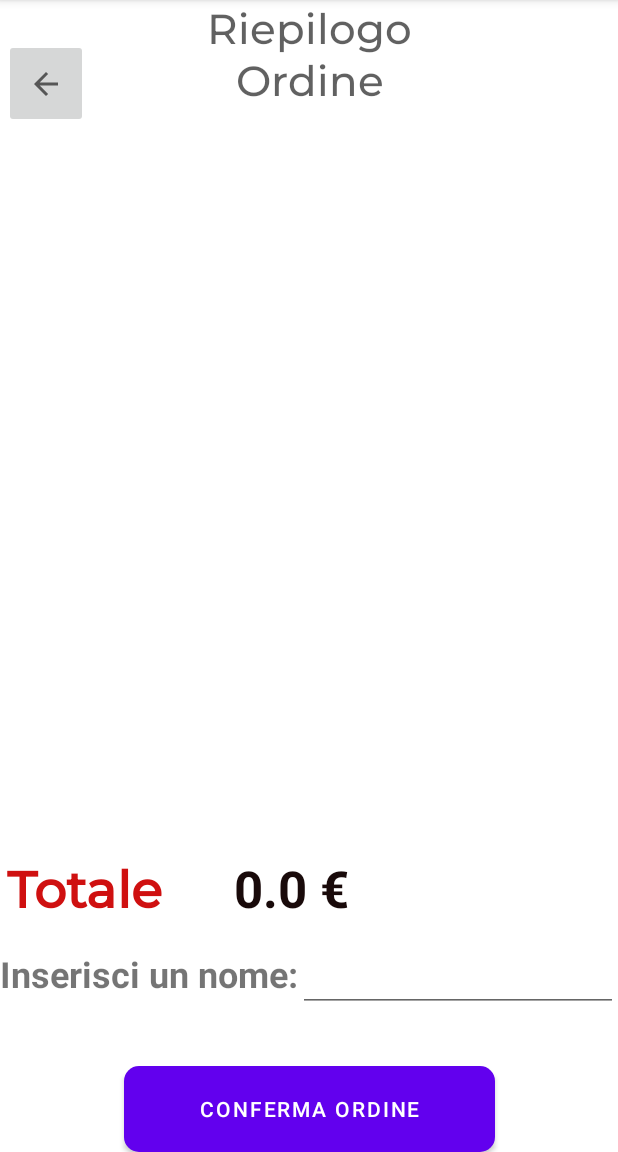
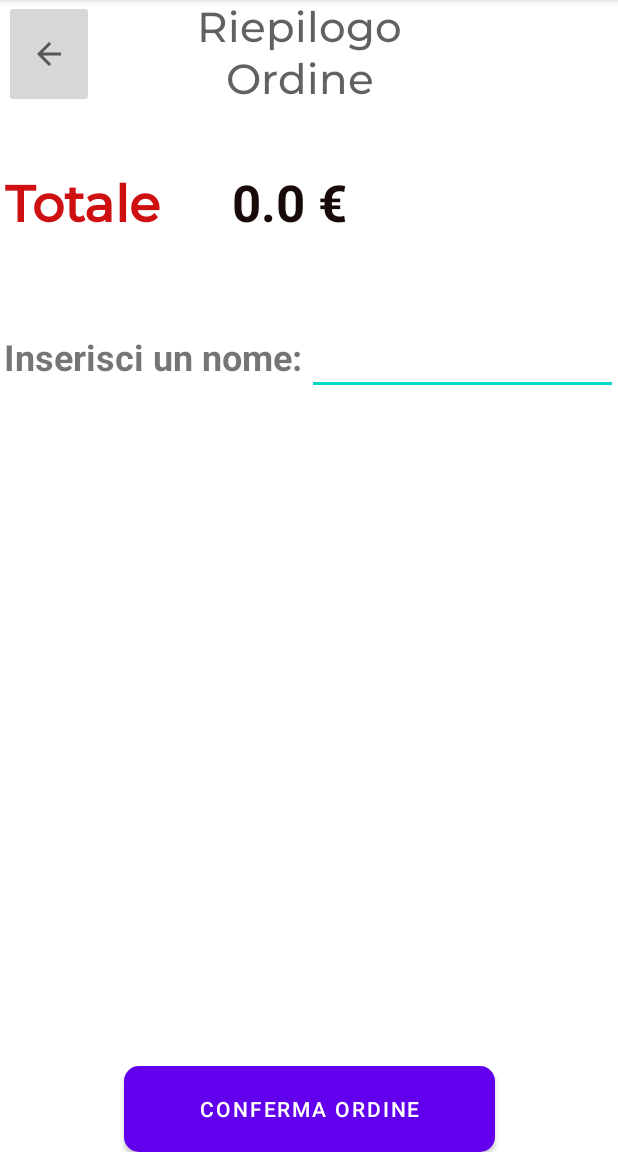
Before and after one commit to kanoch/3Stelle-Beach, an Android app: the DrinkCheckout screen opened directly, with no data from a screen before it, on a phone screen of 412 x 824 dp, the part 84-1236 px from its top. Run offline under Robolectric (Android 15) with nearby library versions, the phone set to English and light mode, and no system bars; our stand-ins replace Firebase (no records; nobody signed in at launch, a user with empty details on screens opened directly).

Commit message:
fixed drink checkout layout

```diff
--- a/app/src/main/AndroidManifest.xml
+++ b/app/src/main/AndroidManifest.xml
@@ -35,7 +35,8 @@
         <activity android:name=".ui.UmbrellaSelectionMap" android:screenOrientation="portrait"/>
         <activity android:name=".ui.UmbrellaCartSummary" android:screenOrientation="portrait"/>
         <activity android:name=".ui.Drinks.DrinkSelectionWindow" android:screenOrientation="portrait"/>
-        <activity android:name=".ui.Drinks.DrinkCheckout" android:screenOrientation="portrait"/>
+        <activity android:name=".ui.Drinks.DrinkCheckout" android:screenOrientation="portrait"
+            />
         <activity android:name=".ui.Menu.MenuWindow" android:screenOrientation="portrait"/>
         <activity android:name=".ui.login.LoginActivity" android:screenOrientation="portrait"/>
         <activity android:name=".ui.login.SignUp" android:screenOrientation="portrait"/>
--- a/app/src/main/java/com/example/app3stelle/MainActivity.java
+++ b/app/src/main/java/com/example/app3stelle/MainActivity.java
@@ -2,12 +2,8 @@ package com.example.app3stelle;
 
 
 import android.Manifest;
-import android.app.NotificationChannel;
-import android.app.NotificationManager;
 import android.content.pm.PackageManager;
-import android.os.Build;
 import android.os.Bundle;
-import android.util.Log;
 import android.view.Menu;
 
 import com.example.app3stelle.ui.MyApp;
@@ -38,7 +34,6 @@ public class MainActivity extends AppCompatActivity {
     private AppBarConfiguration mAppBarConfiguration;
     private ActivityMainBinding binding;
     private MySharedData sharedData = MySharedData.getInstance();
-    public static final String CHANNEL_ID = "ORDER_UPDATE_CHANNEL";
     private static final int REQUEST_NOTIFICATION_PERMISSION = 1;
     @Override
     protected void onCreate(Bundle savedInstanceState) {
@@ -103,7 +98,6 @@ public class MainActivity extends AppCompatActivity {
 
             }
         });
-        //createNotificationChannel();
 
     }
 
--- a/app/src/main/java/com/example/app3stelle/ui/Drinks/DrinkCheckout.java
+++ b/app/src/main/java/com/example/app3stelle/ui/Drinks/DrinkCheckout.java
@@ -1,8 +1,13 @@
 package com.example.app3stelle.ui.Drinks;
 
+import android.app.Activity;
 import android.app.AlertDialog;
 import android.content.Intent;
 import android.os.Bundle;
+import android.view.KeyEvent;
+import android.view.View;
+import android.view.inputmethod.EditorInfo;
+import android.view.inputmethod.InputMethodManager;
 import android.widget.Button;
 import android.widget.EditText;
 import android.widget.ImageButton;
@@ -46,7 +51,26 @@ public class DrinkCheckout extends AppCompatActivity {
         });
 
         buttonCheckout.setOnClickListener(v -> showConfirmationDialog());
+
+        editTextNumberDelivery.setOnEditorActionListener(new TextView.OnEditorActionListener() {
+            @Override
+            public boolean onEditorAction(TextView v, int actionId, KeyEvent event) {
+                if (actionId == EditorInfo.IME_ACTION_DONE || actionId == EditorInfo.IME_ACTION_NEXT) {
+                    hideKeyboard(v);
+                    return true;
+                }
+                return false;
+            }
+        });
     }
+
+    public void hideKeyboard(View view) {
+        InputMethodManager imm = (InputMethodManager) getSystemService(Activity.INPUT_METHOD_SERVICE);
+        if (imm != null) {
+            imm.hideSoftInputFromWindow(view.getWindowToken(), 0);
+        }
+    }
+
 
     private void showConfirmationDialog() {
         AlertDialog.Builder builder = new AlertDialog.Builder(this);
--- a/app/src/main/java/com/example/app3stelle/ui/NotificationHelper.java
+++ b/app/src/main/java/com/example/app3stelle/ui/NotificationHelper.java
@@ -7,7 +7,6 @@ import android.content.Context;
 import android.content.pm.PackageManager;
 import android.os.Build;
 
-import androidx.annotation.NonNull;
 import androidx.core.app.ActivityCompat;
 import androidx.core.app.NotificationCompat;
 import androidx.core.app.NotificationManagerCompat;
@@ -37,7 +36,7 @@ public class NotificationHelper {
                 .setSmallIcon(R.drawable.americano)
                 .setContentTitle(title)
                 .setContentText(message)
-                .setPriority(NotificationCompat.PRIORITY_DEFAULT)
+                .setPriority(NotificationCompat.PRIORITY_HIGH)
                 .setAutoCancel(true);
 
         NotificationManagerCompat notificationManager = NotificationManagerCompat.from(context);
--- a/app/src/main/java/com/example/app3stelle/ui/history/HistoryFragment.java
+++ b/app/src/main/java/com/example/app3stelle/ui/history/HistoryFragment.java
@@ -43,7 +43,7 @@ public class HistoryFragment extends Fragment {
         ArrayList<RowElement> drinksList= new ArrayList<>();
         String idUser = sharedData.getUserId();
         DatabaseReference drinkRef = FirebaseDatabase.getInstance().getReference().child("Ordini Drink");
-       /* drinkRef.orderByChild("userId").equalTo(idUser).addListenerForSingleValueEvent(new ValueEventListener() {
+        drinkRef.orderByChild("userId").equalTo(idUser).addListenerForSingleValueEvent(new ValueEventListener() {
             @Override
             public void onDataChange(DataSnapshot dataSnapshot) {
                 for (DataSnapshot snapshot : dataSnapshot.getChildren()) {
@@ -63,7 +63,7 @@ public class HistoryFragment extends Fragment {
             public void onCancelled(DatabaseError databaseError) {
                 //Log.e("Firebase", "Errore durante il recupero dei dati: " + databaseError.getMessage());
             }
-        });*/
+        });
 
         ArrayList<RowElement> umbrellaList= new ArrayList<>();
         DatabaseReference umbrellaRef = FirebaseDatabase.getInstance().getReference().child("Prenotazioni Lettini");
--- a/app/src/main/res/layout/drink_checkout_layout.xml
+++ b/app/src/main/res/layout/drink_checkout_layout.xml
@@ -2,59 +2,45 @@
 <androidx.constraintlayout.widget.ConstraintLayout xmlns:android="http://schemas.android.com/apk/res/android"
     xmlns:app="http://schemas.android.com/apk/res-auto"
     xmlns:tools="http://schemas.android.com/tools"
-    android:layout_width="match_parent"
+    android:layout_width="fill_parent"
     android:layout_height="match_parent">
 
     <ImageButton
         android:id="@+id/btnPreviousPage"
-        android:layout_width="56dp"
-        android:layout_height="59dp"
-        app:layout_constraintBottom_toTopOf="@+id/recyclerViewOrder"
+        android:layout_width="60dp"
+        android:layout_height="72dp"
         app:layout_constraintEnd_toStartOf="@+id/textView6"
-        app:layout_constraintHorizontal_bias="0.088"
+        app:layout_constraintHorizontal_bias="0.115"
         app:layout_constraintStart_toStartOf="parent"
-        app:layout_constraintTop_toTopOf="parent"
-        app:layout_constraintVertical_bias="0.727"
+        app:layout_constraintTop_toTopOf="@+id/textView6"
         app:srcCompat="?attr/actionModeCloseDrawable" />
 
     <TextView
         android:id="@+id/textView6"
         android:layout_width="234dp"
         android:layout_height="80dp"
-        android:layout_marginTop="1dp"
-        android:layout_marginBottom="500dp"
         android:fontFamily="@font/montserrat_medium"
         android:text="Riepilogo Ordine"
         android:textAlignment="center"
         android:textColor="#9E000000"
         android:textSize="28sp"
-        app:layout_constraintBottom_toTopOf="@+id/totalTextView"
-        app:layout_constraintEnd_toEndOf="parent"
-        app:layout_constraintStart_toStartOf="parent"
-        app:layout_constraintTop_toTopOf="parent" />
-
-    <androidx.recyclerview.widget.RecyclerView
-        android:id="@+id/recyclerViewOrder"
-        android:layout_width="408dp"
-        android:layout_height="459dp"
         app:layout_constraintBottom_toTopOf="@+id/buttonCheckout"
         app:layout_constraintEnd_toEndOf="parent"
-        app:layout_constraintHorizontal_bias="0.333"
+        app:layout_constraintHorizontal_bias="0.463"
         app:layout_constraintStart_toStartOf="parent"
         app:layout_constraintTop_toTopOf="parent"
-        app:layout_constraintVertical_bias="0.376" />
+        app:layout_constraintVertical_bias="0.0" />
 
     <LinearLayout
         android:id="@+id/linearLayout"
-        android:layout_width="402dp"
-        android:layout_height="58dp"
+        android:layout_width="406dp"
+        android:layout_height="65dp"
+        android:layout_marginTop="32dp"
         android:orientation="horizontal"
-        app:layout_constraintBottom_toTopOf="@+id/buttonCheckout"
         app:layout_constraintEnd_toEndOf="parent"
-        app:layout_constraintHorizontal_bias="0.444"
+        app:layout_constraintHorizontal_bias="0.6"
         app:layout_constraintStart_toStartOf="parent"
-        app:layout_constraintTop_toBottomOf="@+id/recyclerViewOrder"
-        app:layout_constraintVertical_bias="0.155">
+        app:layout_constraintTop_toBottomOf="@+id/textView6">
 
         <TextView
             android:id="@+id/textView8"
@@ -83,33 +69,33 @@
         android:id="@+id/buttonCheckout"
         android:layout_width="247dp"
         android:layout_height="57dp"
-        android:layout_marginTop="16dp"
+        android:layout_marginTop="30dp"
         android:background="@drawable/button_background_rounded"
         android:text="Conferma Ordine"
         app:layout_constraintBottom_toBottomOf="parent"
         app:layout_constraintEnd_toEndOf="parent"
-        app:layout_constraintStart_toStartOf="parent"
-        app:layout_constraintTop_toBottomOf="@+id/textView8" />
+        app:layout_constraintStart_toStartOf="parent" />
 
     <LinearLayout
         android:id="@+id/linearLayout2"
         android:layout_width="0dp"
         android:layout_height="64dp"
-        android:layout_marginTop="2dp"
+        android:layout_marginBottom="20dp"
         android:orientation="horizontal"
-        app:layout_constraintBottom_toBottomOf="@+id/buttonCheckout"
+        app:layout_constraintBottom_toTopOf="@+id/buttonCheckout"
         app:layout_constraintEnd_toEndOf="parent"
-        app:layout_constraintHorizontal_bias="1.0"
+        app:layout_constraintHorizontal_bias="0.0"
         app:layout_constraintStart_toStartOf="parent"
         app:layout_constraintTop_toBottomOf="@+id/linearLayout"
-        app:layout_constraintVertical_bias="0.0">
+        app:layout_constraintVertical_bias="0.091">
 
         <TextView
             android:id="@+id/textView15"
-            android:layout_width="wrap_content"
+            android:layout_width="210dp"
             android:layout_height="wrap_content"
             android:layout_weight="1"
             android:text="Inserisci un nome:"
+            android:textAlignment="center"
             android:textSize="24sp"
             android:textStyle="bold" />
 
@@ -118,7 +104,18 @@
             android:layout_width="wrap_content"
             android:layout_height="wrap_content"
             android:layout_weight="1"
-            android:ems="10" />
+            android:ems="10"
+            android:imeOptions="actionDone"
+            android:inputType="textPersonName" />
+
     </LinearLayout>
 
+    <androidx.recyclerview.widget.RecyclerView
+        android:id="@+id/recyclerViewOrder"
+        android:layout_width="402dp"
+        android:layout_height="475dp"
+        app:layout_constraintEnd_toEndOf="parent"
+        app:layout_constraintStart_toStartOf="parent"
+        app:layout_constraintTop_toBottomOf="@+id/linearLayout2" />
+
 </androidx.constraintlayout.widget.ConstraintLayout>
--- a/app/src/main/res/layout/drink_history_row.xml
+++ b/app/src/main/res/layout/drink_history_row.xml
@@ -3,7 +3,10 @@
     android:layout_width="match_parent"
     android:layout_height="wrap_content"
     xmlns:app="http://schemas.android.com/apk/res-auto"
+    android:paddingTop="7dp"
     android:paddingBottom="7dp"
+    android:paddingStart="5dp"
+    android:paddingEnd="5dp"
     android:orientation="horizontal">
 
     <androidx.cardview.widget.CardView
@@ -23,6 +26,7 @@
                 android:layout_height="wrap_content"
                 android:layout_marginLeft="20dp"
                 android:layout_marginTop="10dp"
+                android:layout_marginBottom="10dp"
                 android:fontFamily="@font/montserrat_medium"
                 android:text="Marco"
                 android:textAlignment="center"
@@ -37,7 +41,8 @@
                 android:layout_marginLeft="20dp"
                 android:layout_marginBottom="12dp"
                 android:fontFamily="@font/montserrat_medium"
-                android:text="gin,tonica,bacche" />
+                android:text="gin,tonica,bacche"
+                android:textSize="16sp" />
 
             <TextView
                 android:id="@+id/textViewPriceDrink"
```
